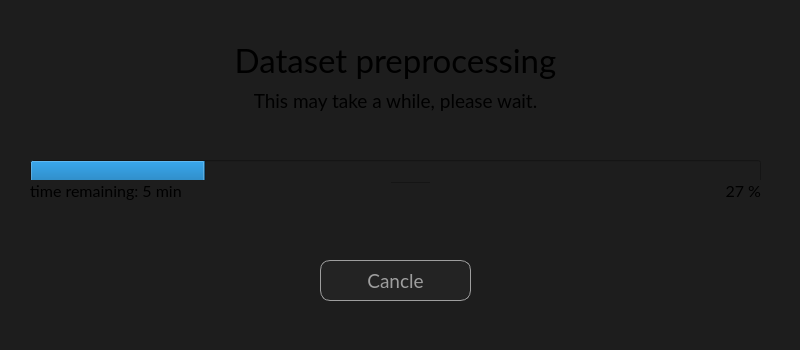
The window that app/ProgressDialog.ui (M-A-R-S1/gc-ims-neural-network) describes before a commit, drawn with Qt 5.
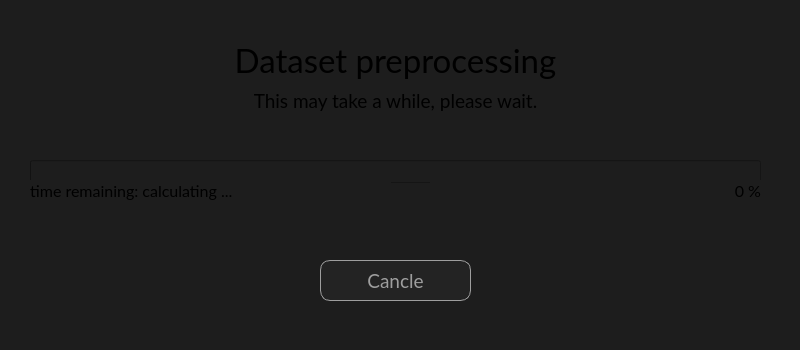
The same window after the commit.

Commit message: Started working on the 'preprocessing' process

The edit to the form file:
```diff
--- a/app/ProgressDialog.ui
+++ b/app/ProgressDialog.ui
@@ -84,7 +84,7 @@
     </font>
    </property>
    <property name="value">
-    <number>24</number>
+    <number>0</number>
    </property>
    <property name="textVisible">
     <bool>false</bool>
@@ -152,7 +152,7 @@
     </font>
    </property>
    <property name="text">
-    <string>27 %</string>
+    <string>0 %</string>
    </property>
    <property name="alignment">
     <set>Qt::AlignmentFlag::AlignRight|Qt::AlignmentFlag::AlignTrailing|Qt::AlignmentFlag::AlignVCenter</set>
@@ -176,7 +176,7 @@
     </font>
    </property>
    <property name="text">
-    <string>time remaining: 5 min</string>
+    <string>time remaining: calculating ...</string>
    </property>
    <property name="alignment">
     <set>Qt::AlignmentFlag::AlignLeading|Qt::AlignmentFlag::AlignLeft|Qt::AlignmentFlag::AlignVCenter</set>
```
The commit also changes 2 other files.
